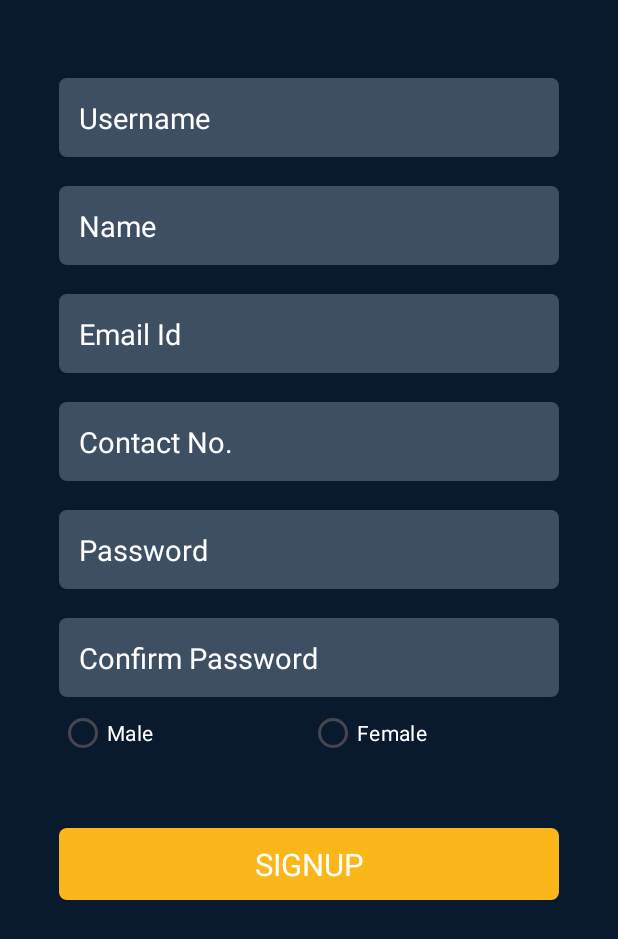
After one commit to sahetu/InternshipOnline, an Android app: the SignupActivity screen opened directly, with no data from a screen before it, on a phone screen of 412 x 824 dp. The commit adds this screen. Shown: the top 939 px of the screen. Run offline under Robolectric (Android 15) with nearby library versions, the phone set to English and light mode, and no system bars; our stand-ins replace sdp/ssp sizes; Roboto replaces fonts that are not available here.

Commit message:
Signup Java Commit

```diff
--- /dev/null
+++ b/app/src/main/java/internship/online/SignupActivity.java
@@ -0,0 +1,129 @@
+package internship.online;
+
+import androidx.appcompat.app.AppCompatActivity;
+
+import android.os.Bundle;
+import android.text.Editable;
+import android.text.TextWatcher;
+import android.view.View;
+import android.widget.Button;
+import android.widget.EditText;
+
+public class SignupActivity extends AppCompatActivity {
+
+    EditText username,name,email,contact,password,confirmPassword;
+    Button signup;
+
+    String emailPattern = "[a-zA-Z0-9._-]+@[a-z]+\\.+[a-z]+";
+
+    @Override
+    protected void onCreate(Bundle savedInstanceState) {
+        super.onCreate(savedInstanceState);
+        setContentView(R.layout.activity_signup);
+
+        username = findViewById(R.id.signup_username);
+        name = findViewById(R.id.signup_name);
+        email = findViewById(R.id.signup_email);
+        contact = findViewById(R.id.signup_contact);
+        password = findViewById(R.id.signup_password);
+        confirmPassword = findViewById(R.id.signup_confirm_password);
+        signup = findViewById(R.id.signup_button);
+
+        password.addTextChangedListener(new TextWatcher() {
+            @Override
+            public void beforeTextChanged(CharSequence charSequence, int i, int i1, int i2) {
+
+            }
+
+            @Override
+            public void onTextChanged(CharSequence charSequence, int i, int i1, int i2) {
+                if(confirmPassword.getText().toString().trim().equals("")){
+                }
+                else if(confirmPassword.getText().toString().trim().length()<6){
+                    confirmPassword.setError("Min. 6 Char Confirm Password Required");
+                }
+                else if(!password.getText().toString().trim().matches(confirmPassword.getText().toString().trim())){
+                    confirmPassword.setError("Password Does Not Match");
+                }
+                else{
+
+                }
+            }
+
+            @Override
+            public void afterTextChanged(Editable editable) {
+
+            }
+        });
+
+        confirmPassword.addTextChangedListener(new TextWatcher() {
+            @Override
+            public void beforeTextChanged(CharSequence charSequence, int i, int i1, int i2) {
+
+            }
+
+            @Override
+            public void onTextChanged(CharSequence charSequence, int i, int i1, int i2) {
+                if(confirmPassword.getText().toString().trim().equals("")){
+                }
+                else if(confirmPassword.getText().toString().trim().length()<6){
+                    confirmPassword.setError("Min. 6 Char Confirm Password Required");
+                }
+                else if(!password.getText().toString().trim().matches(confirmPassword.getText().toString().trim())){
+                    confirmPassword.setError("Password Does Not Match");
+                }
+                else{
+
+                }
+            }
+
+            @Override
+            public void afterTextChanged(Editable editable) {
+
+            }
+        });
+
+        signup.setOnClickListener(new View.OnClickListener() {
+            @Override
+            public void onClick(View view) {
+                if(username.getText().toString().trim().equals("")){
+                    username.setError("Username Required");
+                }
+                else if(name.getText().toString().trim().equals("")){
+                    name.setError("Name Required");
+                }
+                else if(email.getText().toString().trim().equals("")){
+                    email.setError("Email Id Required");
+                }
+                else if(!email.getText().toString().trim().matches(emailPattern)){
+                    email.setError("Valid Email Id Required");
+                }
+                else if(contact.getText().toString().trim().equals("")){
+                    contact.setError("Contact No. Required");
+                }
+                else if(contact.getText().toString().trim().length()<10){
+                    contact.setError("Valid Contact No. Required");
+                }
+                else if(password.getText().toString().trim().equals("")){
+                    password.setError("Password Required");
+                }
+                else if(password.getText().toString().trim().length()<6){
+                    password.setError("Min. 6 Char Password Required");
+                }
+                else if(confirmPassword.getText().toString().trim().equals("")){
+                    confirmPassword.setError("Confirm Password Required");
+                }
+                else if(confirmPassword.getText().toString().trim().length()<6){
+                    confirmPassword.setError("Min. 6 Char Confirm Password Required");
+                }
+                else if(!password.getText().toString().trim().matches(confirmPassword.getText().toString().trim())){
+                    confirmPassword.setError("Password Does Not Match");
+                }
+                else{
+                    new CommonMethod(SignupActivity.this,"Signup Successfully");
+                }
+            }
+        });
+
+    }
+}
--- a/app/src/main/res/layout/activity_main.xml
+++ b/app/src/main/res/layout/activity_main.xml
@@ -4,7 +4,6 @@
     xmlns:tools="http://schemas.android.com/tools"
     android:layout_width="match_parent"
     android:layout_height="match_parent"
-    android:background="@color/dark_blue"
     tools:context=".MainActivity">
 
     <TextView
--- /dev/null
+++ b/app/src/main/res/layout/activity_signup.xml
@@ -0,0 +1,98 @@
+<?xml version="1.0" encoding="utf-8"?>
+<LinearLayout xmlns:android="http://schemas.android.com/apk/res/android"
+    xmlns:app="http://schemas.android.com/apk/res-auto"
+    xmlns:tools="http://schemas.android.com/tools"
+    android:layout_width="match_parent"
+    android:layout_height="match_parent"
+    android:orientation="vertical"
+    tools:context=".MainActivity">
+
+    <ScrollView
+        android:layout_width="match_parent"
+        android:layout_height="match_parent">
+
+        <LinearLayout
+            android:layout_width="match_parent"
+            android:layout_height="match_parent"
+            android:layout_marginHorizontal="@dimen/_30sdp"
+            android:orientation="vertical">
+
+            <EditText
+                android:id="@+id/signup_username"
+                style="@style/edit_15"
+                android:layout_marginTop="@dimen/_40sdp"
+                android:hint="@string/username"
+                android:inputType="textEmailAddress" />
+
+            <EditText
+                android:id="@+id/signup_name"
+                style="@style/edit_15"
+                android:layout_marginTop="@dimen/_15sdp"
+                android:hint="@string/name"
+                android:inputType="textPersonName" />
+
+            <EditText
+                android:id="@+id/signup_email"
+                style="@style/edit_15"
+                android:layout_marginTop="@dimen/_15sdp"
+                android:hint="@string/email"
+                android:inputType="textEmailAddress" />
+
+            <EditText
+                android:id="@+id/signup_contact"
+                style="@style/edit_15"
+                android:layout_marginTop="@dimen/_15sdp"
+                android:hint="@string/contact"
+                android:inputType="phone"
+                android:maxLength="10" />
+
+            <EditText
+                android:id="@+id/signup_password"
+                style="@style/edit_15"
+                android:layout_marginTop="@dimen/_15sdp"
+                android:hint="@string/password"
+                android:inputType="textPassword"
+                android:maxLength="12" />
+
+            <EditText
+                android:id="@+id/signup_confirm_password"
+                style="@style/edit_15"
+                android:layout_marginTop="@dimen/_15sdp"
+                android:hint="@string/confirm_password"
+                android:inputType="textPassword"
+                android:maxLength="12" />
+
+            <RadioGroup
+                android:layout_width="match_parent"
+                android:layout_height="wrap_content"
+                android:orientation="horizontal">
+
+                <RadioButton
+                    android:id="@+id/signup_male"
+                    android:layout_width="match_parent"
+                    android:layout_height="wrap_content"
+                    android:layout_weight="1"
+                    android:text="Male"
+                    android:textColor="@color/white" />
+
+                <RadioButton
+                    android:id="@+id/signup_female"
+                    android:layout_width="match_parent"
+                    android:layout_height="wrap_content"
+                    android:layout_weight="1"
+                    android:text="Female"
+                    android:textColor="@color/white" />
+
+            </RadioGroup>
+
+            <Button
+                android:id="@+id/signup_button"
+                style="@style/button_16"
+                android:layout_marginTop="@dimen/_30sdp"
+                android:text="@string/signup" />
+
+        </LinearLayout>
+
+    </ScrollView>
+
+</LinearLayout>
--- a/app/src/main/res/values-night/themes.xml
+++ b/app/src/main/res/values-night/themes.xml
@@ -3,5 +3,43 @@
     <style name="Base.Theme.InternshipOnline" parent="Theme.Material3.DayNight.NoActionBar">
         <!-- Customize your dark theme here. -->
         <!-- <item name="colorPrimary">@color/my_dark_primary</item> -->
+        <item name="android:background">@color/light_blue</item>
     </style>
+
+    <style name="text_18" parent="Widget.AppCompat.TextView">
+        <item name="android:layout_width">wrap_content</item>
+        <item name="android:layout_height">wrap_content</item>
+        <item name="android:textAlignment">center</item>
+        <item name="android:textColor">@color/black</item>
+        <item name="android:textSize">@dimen/_16sdp</item>
+    </style>
+
+    <style name="text_bold_20" parent="Widget.AppCompat.TextView">
+        <item name="android:layout_width">wrap_content</item>
+        <item name="android:layout_height">wrap_content</item>
+        <item name="android:textAlignment">center</item>
+        <item name="android:textColor">@color/black</item>
+        <item name="android:textSize">@dimen/_18sdp</item>
+        <item name="android:textStyle">bold</item>
+    </style>
+
+    <style name="edit_15" parent="Widget.AppCompat.EditText">
+        <item name="android:layout_width">match_parent</item>
+        <item name="android:layout_height">wrap_content</item>
+        <item name="android:background">@drawable/custom_border</item>
+        <item name="android:padding">@dimen/_10sdp</item>
+        <item name="android:textColor">@color/white</item>
+        <item name="android:textColorHint">@color/white</item>
+        <item name="android:textSize">@dimen/_15sdp</item>
+    </style>
+
+    <style name="button_16" parent="Widget.AppCompat.Button">
+        <item name="android:layout_width">match_parent</item>
+        <item name="android:layout_height">wrap_content</item>
+        <item name="android:background">@drawable/custom_button</item>
+        <item name="backgroundTint">@null</item>
+        <item name="android:textSize">@dimen/_16sdp</item>
+        <item name="android:textColor">@color/black</item>
+    </style>
+
 </resources>
--- a/app/src/main/res/values/colors.xml
+++ b/app/src/main/res/values/colors.xml
@@ -3,4 +3,5 @@
     <color name="black">#FF000000</color>
     <color name="white">#FFFFFFFF</color>
     <color name="dark_blue">#091A2F</color>
+    <color name="light_blue">#D2E1F4</color>
 </resources>
--- a/app/src/main/res/values/strings.xml
+++ b/app/src/main/res/values/strings.xml
@@ -5,4 +5,12 @@
     <string name="user_email">Username or email</string>
     <string name="password">Password</string>
     <string name="login">Log in</string>
+
+    <string name="username">Username</string>
+    <string name="name">Name</string>
+    <string name="email">Email Id</string>
+    <string name="contact">Contact No.</string>
+    <string name="confirm_password">Confirm Password</string>
+    <string name="signup">Signup</string>
+
 </resources>
--- a/app/src/main/res/values/themes.xml
+++ b/app/src/main/res/values/themes.xml
@@ -4,6 +4,7 @@
         <!-- Customize your light theme here. -->
         <!-- <item name="colorPrimary">@color/my_light_primary</item> -->
         <item name="android:fontFamily">@font/gafata</item>
+        <item name="android:background">@color/dark_blue</item>
     </style>
 
     <style name="Theme.InternshipOnline" parent="Base.Theme.InternshipOnline" />
```
Also changed, not shown: app/src/main/AndroidManifest.xml (+9 -4 lines), app/src/main/java/internship/online/MainActivity.java (+11 -0 lines).
